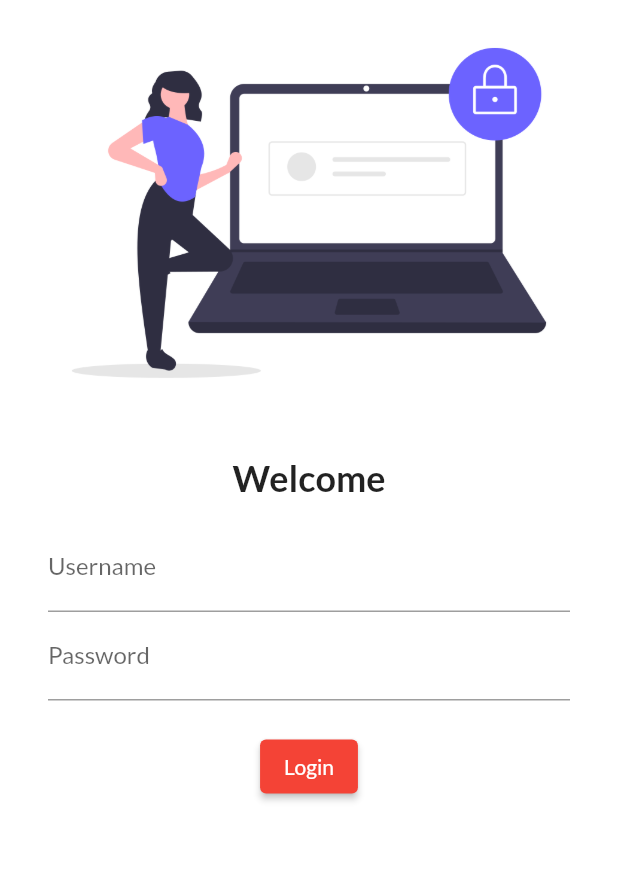
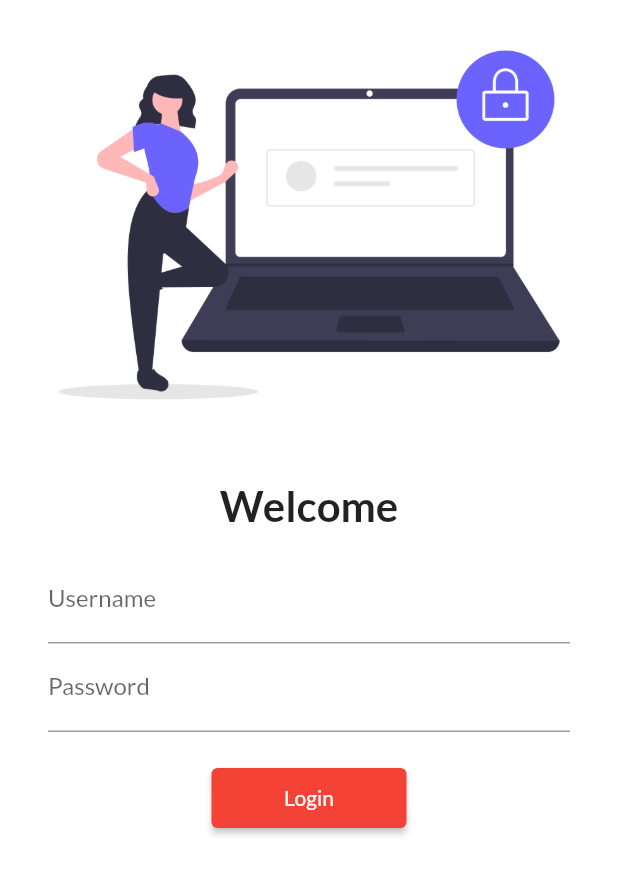
Before and after one commit to vikasdubeyyy/flutter_catalog, a Flutter app: the screen it shows after launch, on a phone screen of 412 x 824 dp. Shown: the top 875 px of the screen. Run offline on Flutter 3.47's test engine with Material 2 defaults, Android fonts, the light colour scheme and no system bars; our stand-ins replace google_fonts.

Commit message:
Day 5 completed

```diff
--- a/lib/main.dart
+++ b/lib/main.dart
@@ -1,6 +1,7 @@
 import 'package:flutter/material.dart';
 import 'package:flutter_catalog/screens/home.dart';
 import 'package:flutter_catalog/screens/login.dart';
+import 'package:flutter_catalog/utils/routes.dart';
 import 'package:google_fonts/google_fonts.dart';
 
 void main() {
@@ -18,6 +19,7 @@ class MyApp extends StatelessWidget {
 
     return MaterialApp(
       // home: Home(),
+      debugShowCheckedModeBanner: false,
       themeMode: ThemeMode.light,
       theme: ThemeData(
           primarySwatch: Colors.deepPurple,
@@ -27,8 +29,8 @@ class MyApp extends StatelessWidget {
       initialRoute: "/",
       routes: {
         "/": (context) => Login(),
-        "/login": (context) => Login(),
-        "/home": (context) => Home()
+        MyRoutes.LOGIN: (context) => Login(),
+        MyRoutes.HOME: (context) => Home()
       },
     );
   }
--- a/lib/screens/login.dart
+++ b/lib/screens/login.dart
@@ -1,26 +1,29 @@
 import 'package:flutter/material.dart';
+import 'package:flutter_catalog/utils/routes.dart';
 
 class Login extends StatelessWidget {
   @override
   Widget build(BuildContext context) {
     return Material(
         color: Colors.white,
+        child: SingleChildScrollView(
           child: Column(
             children: [
               Image.asset(
                 "assets/images/login_image.png",
                 fit: BoxFit.cover,
+                height: 300,
               ),
               SizedBox(
                 height: 20,
               ),
               Text(
                 "Welcome",
-              style: TextStyle(fontSize: 24, fontWeight: FontWeight.bold),
+                style: TextStyle(fontSize: 28, fontWeight: FontWeight.bold),
               ),
               Padding(
-              padding:
-                  const EdgeInsets.symmetric(vertical: 16.0, horizontal: 32.0),
+                padding: const EdgeInsets.symmetric(
+                    vertical: 16.0, horizontal: 32.0),
                 child: Column(
                   children: [
                     TextFormField(
@@ -37,14 +40,17 @@ class Login extends StatelessWidget {
                     ),
                     ElevatedButton(
                         child: Text("Login"),
-                      style: TextButton.styleFrom(backgroundColor: Colors.red),
+                        style: TextButton.styleFrom(
+                            backgroundColor: Colors.red,
+                            minimumSize: Size(130, 40)),
                         onPressed: () {
-                        print("Hello Dart");
+                          Navigator.pushNamed(context, MyRoutes.HOME);
                         })
                   ],
                 ),
               )
             ],
+          ),
         ));
   }
 }
--- /dev/null
+++ b/lib/utils/routes.dart
@@ -0,0 +1,4 @@
+class MyRoutes {
+  static String LOGIN = "/login";
+  static String HOME = "/home";
+}
```
Lines whose indentation alone changed are shown as unchanged.
